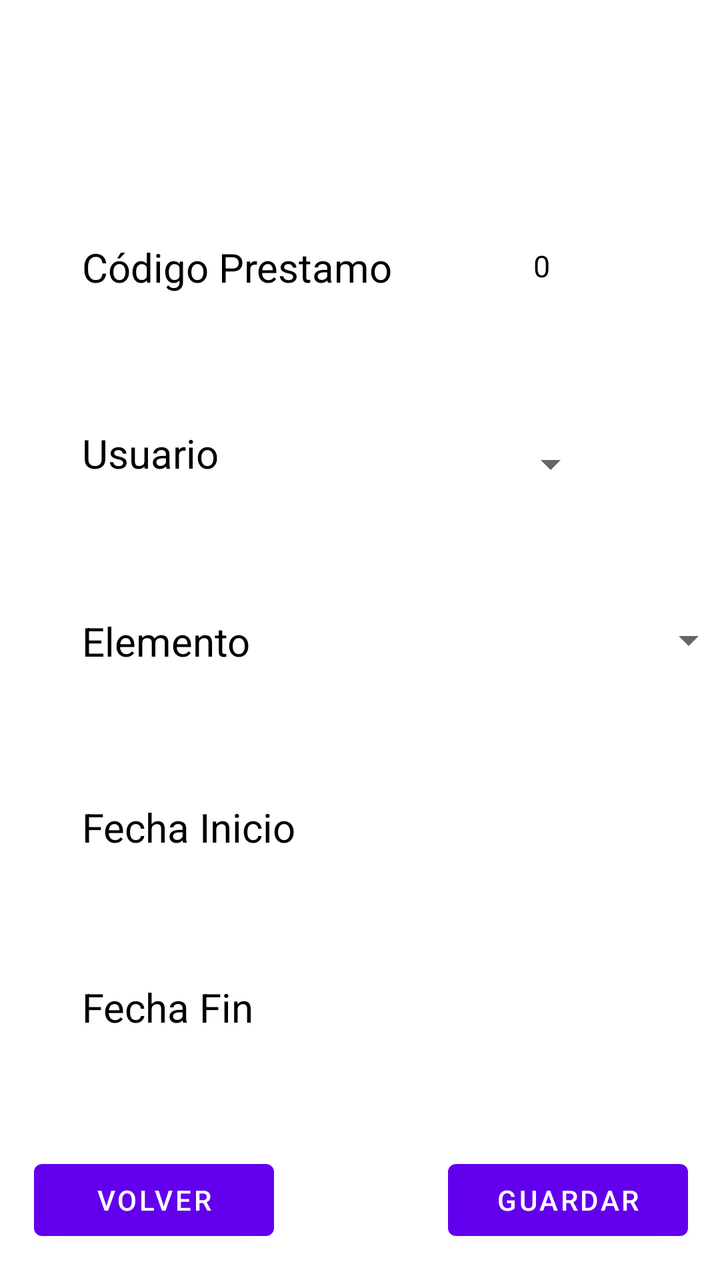
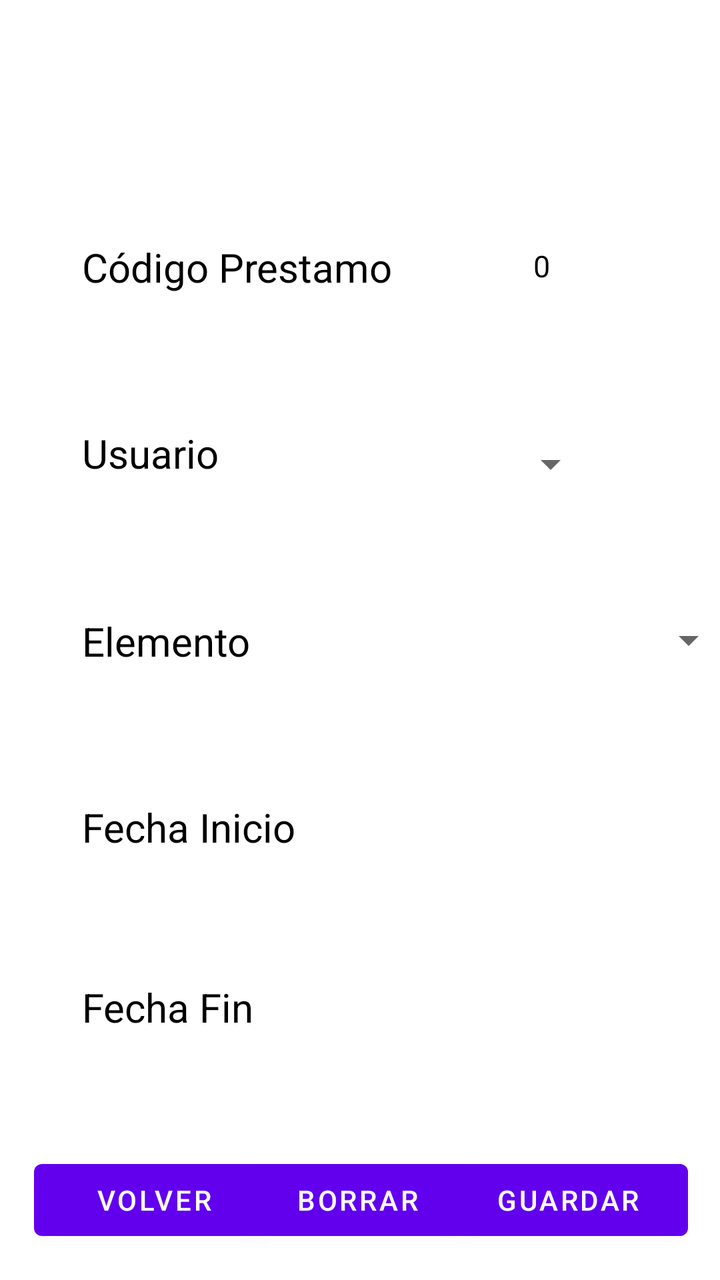

Before-and-after screenshots of an Android layout around one commit, followed by the original layout XML and the change that was made.
<!-- AndroidManifest.xml: application theme Theme.AplicacionIncidencias -->
<!-- res/layout/activity_info_prestamo.xml -->
<?xml version="1.0" encoding="utf-8"?>
<androidx.constraintlayout.widget.ConstraintLayout xmlns:android="http://schemas.android.com/apk/res/android"
    xmlns:app="http://schemas.android.com/apk/res-auto"
    xmlns:tools="http://schemas.android.com/tools"
    android:id="@+id/main"
    android:layout_width="match_parent"
    android:layout_height="match_parent"
    tools:context=".Prestamo.Activity_Info_Prestamo">

    <TextView
        android:id="@+id/tvCodigoPrestamo"
        android:layout_width="wrap_content"
        android:layout_height="wrap_content"
        android:layout_marginStart="41dp"
        android:layout_marginTop="120dp"
        android:text="Código Prestamo "
        android:textColor="@color/black"
        android:textSize="20sp"
        app:layout_constraintStart_toStartOf="parent"
        app:layout_constraintTop_toTopOf="parent" />

    <TextView
        android:id="@+id/infotvCodigoPrestamo"
        android:layout_width="51dp"
        android:layout_height="50dp"
        android:layout_marginStart="44dp"
        android:layout_marginTop="108dp"
        android:gravity="center"
        android:text="0"
        android:textColor="@color/black"
        android:textSize="15sp"
        app:layout_constraintStart_toEndOf="@+id/tvCodigoPrestamo"
        app:layout_constraintTop_toTopOf="parent" />

    <TextView
        android:id="@+id/textView2"
        android:layout_width="wrap_content"
        android:layout_height="wrap_content"
        android:layout_marginStart="41dp"
        android:layout_marginTop="66dp"
        android:text="Usuario "
        android:textColor="@color/black"
        android:textSize="20sp"
        app:layout_constraintStart_toStartOf="parent"
        app:layout_constraintTop_toBottomOf="@+id/tvCodigoPrestamo" />


    <Spinner
        android:id="@+id/spinnerUsuario"
        android:layout_width="166dp"
        android:layout_height="36dp"
        android:layout_marginStart="19dp"
        android:layout_marginTop="56dp"
        android:textSize="15sp"
        app:layout_constraintStart_toEndOf="@+id/textView2"
        app:layout_constraintTop_toBottomOf="@+id/infotvCodigoPrestamo" />

    <TextView
        android:id="@+id/textView3"
        android:layout_width="wrap_content"
        android:layout_height="wrap_content"
        android:layout_marginStart="41dp"
        android:layout_marginTop="67dp"
        android:text="Elemento "
        android:textColor="@color/black"
        android:textSize="20sp"
        app:layout_constraintStart_toStartOf="parent"
        app:layout_constraintTop_toBottomOf="@+id/textView2" />

    <Spinner
        android:id="@+id/spinnerElemento"
        android:layout_width="166dp"
        android:layout_height="36dp"
        android:layout_marginStart="72dp"
        android:layout_marginTop="52dp"
        android:textSize="15sp"
        app:layout_constraintStart_toEndOf="@+id/textView3"
        app:layout_constraintTop_toBottomOf="@+id/spinnerUsuario" />

    <TextView
        android:id="@+id/textView4"
        android:layout_width="wrap_content"
        android:layout_height="wrap_content"
        android:layout_marginStart="41dp"
        android:layout_marginTop="66dp"
        android:text="Fecha Inicio "
        android:textColor="@color/black"
        android:textSize="20sp"
        app:layout_constraintStart_toStartOf="parent"
        app:layout_constraintTop_toBottomOf="@+id/textView3" />

    <TextView
        android:id="@+id/infotvfechaInicio"
        android:layout_width="wrap_content"
        android:layout_height="wrap_content"
        android:layout_marginStart="76dp"
        android:layout_marginTop="72dp"
        android:gravity="center"
        android:textColor="@color/black"
        android:textSize="15sp"
        app:layout_constraintStart_toEndOf="@+id/textView4"
        app:layout_constraintTop_toBottomOf="@+id/spinnerElemento" />

    <TextView
        android:id="@+id/textView5"
        android:layout_width="wrap_content"
        android:layout_height="wrap_content"
        android:layout_marginStart="41dp"
        android:layout_marginTop="63dp"
        android:text="Fecha Fin "
        android:textColor="@color/black"
        android:textSize="20sp"
        app:layout_constraintStart_toStartOf="parent"
        app:layout_constraintTop_toBottomOf="@+id/textView4" />

    <TextView
        android:id="@+id/infotvfechaFin"
        android:layout_width="wrap_content"
        android:layout_height="wrap_content"
        android:layout_marginStart="100dp"
        android:layout_marginTop="76dp"
        android:gravity="center"
        android:textColor="@color/black"
        android:textSize="15sp"
        app:layout_constraintStart_toEndOf="@+id/textView5"
        app:layout_constraintTop_toBottomOf="@id/infotvfechaInicio" />

    <Button
        android:id="@+id/btnGuardarPrestamo"
        android:layout_width="120dp"
        android:layout_height="wrap_content"
        android:layout_marginEnd="16dp"
        android:layout_marginBottom="16dp"
        android:text="Guardar"
        app:layout_constraintBottom_toBottomOf="parent"
        app:layout_constraintEnd_toEndOf="parent" />

    <Button
        android:id="@+id/btnVolverPrestamo"
        android:layout_width="120dp"
        android:layout_height="wrap_content"
        android:layout_marginStart="17dp"
        android:layout_marginBottom="16dp"
        android:text="Volver"
        app:layout_constraintBottom_toBottomOf="parent"
        app:layout_constraintStart_toStartOf="parent" />


</androidx.constraintlayout.widget.ConstraintLayout>
<!-- resources referenced by this layout -->
<resources>
  <color name="black">#FF000000</color>
  <style name="Theme.AplicacionIncidencias" parent="Theme.MaterialComponents.DayNight.DarkActionBar">
          
          <item name="colorPrimary">@color/purple_500</item>
          <item name="colorPrimaryVariant">@color/purple_700</item>
          <item name="colorOnPrimary">@color/white</item>
          
          <item name="colorSecondary">@color/teal_200</item>
          <item name="colorSecondaryVariant">@color/teal_700</item>
          <item name="colorOnSecondary">@color/black</item>
          
          <item name="android:statusBarColor">?attr/colorPrimaryVariant</item>
          
      </style>
  <color name="purple_500">#FF6200EE</color>
  <color name="purple_700">#FF3700B3</color>
  <color name="white">#FFFFFFFF</color>
  <color name="teal_200">#FF03DAC5</color>
  <color name="teal_700">#FF018786</color>
</resources>

<!-- the commit's change to res/layout/activity_info_prestamo.xml (unified diff, before → after) -->
@@ -145,5 +145,17 @@
         app:layout_constraintBottom_toBottomOf="parent"
         app:layout_constraintStart_toStartOf="parent" />
 
+    <Button
+        android:id="@+id/btnBorrarPrestamo"
+        android:layout_width="120dp"
+        android:layout_height="wrap_content"
+        android:layout_marginStart="7dp"
+        android:layout_marginEnd="11dp"
+        android:layout_marginBottom="16dp"
+        android:text="Borrar"
+        app:layout_constraintBottom_toBottomOf="parent"
+        app:layout_constraintEnd_toStartOf="@+id/btnGuardarPrestamo"
+        app:layout_constraintStart_toEndOf="@+id/btnVolverPrestamo" />
+
 
 </androidx.constraintlayout.widget.ConstraintLayout>
